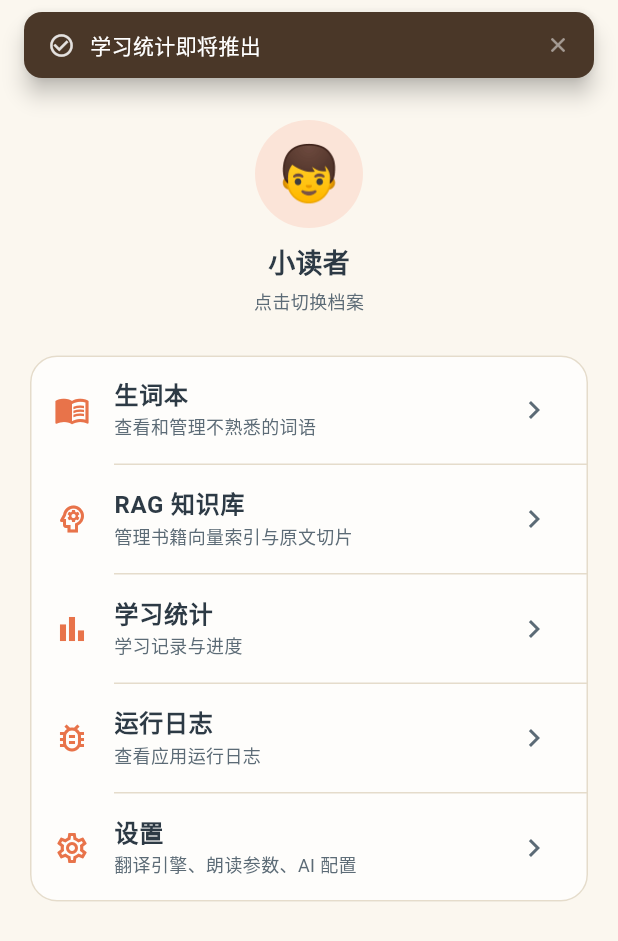
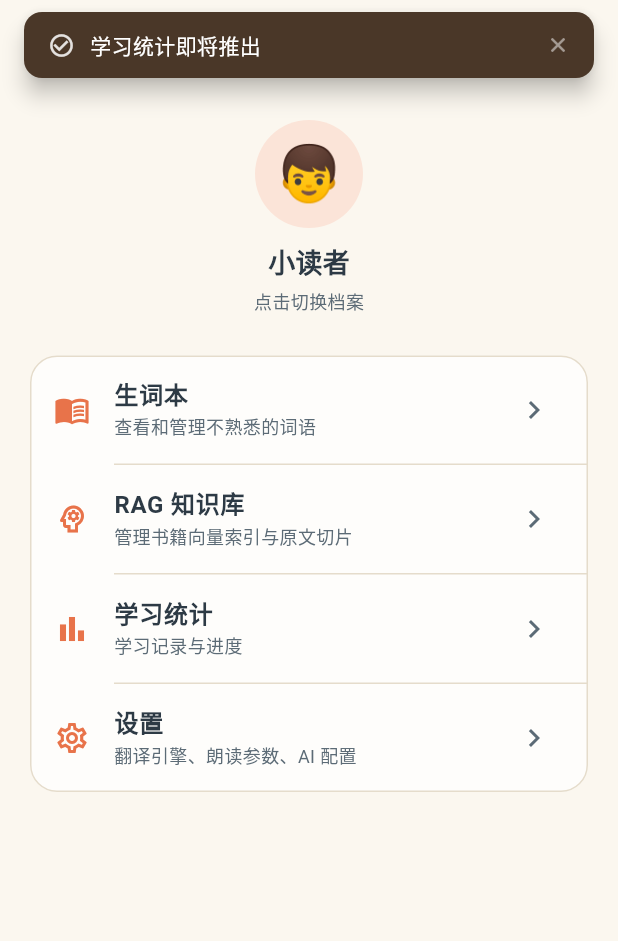
Before and after one commit to EasongChung/WiseMuse, a Flutter app: the ProfilePage screen opened directly, after a tap on "学习统计", on a phone screen of 412 x 824 dp. Shown: the top 941 px of the screen. Run offline on Flutter 3.47's test engine with Material 3 defaults, Android fonts, the phone set to English and light mode, and no system bars; our stand-ins replace file_picker, flutter_markdown, package_info_plus, permission_handler, shared_preferences, sqflite and 1 more; missing offline and left inert: pinyin; accounts and stored records are empty; Roboto replaces fonts that are missing (ZCOOLKuaiLe).

Commit message:
fix(v0.1.60): 调整运行日志入口

```diff
--- a/lib/features/profile/profile_page.dart
+++ b/lib/features/profile/profile_page.dart
@@ -3,7 +3,6 @@ import 'package:flutter/material.dart';
 import '../../core/models/profile.dart';
 import '../../core/theme/app_theme.dart';
 import '../../services/profile_service.dart';
-import '../debug/log_page.dart';
 import '../rag/rag_management_page.dart';
 import '../settings/settings_page.dart';
 import '../wordbook/wordbook_page.dart';
@@ -179,19 +178,7 @@ class _ProfilePageState extends State<ProfilePage> {
   @override
   Widget build(BuildContext context) {
     return Scaffold(
-      appBar: AppBar(
-        title: const Text('我的'),
-        actions: [
-          IconButton(
-            icon: const Icon(Icons.bug_report_outlined),
-            tooltip: '运行日志',
-            onPressed:
-                () => Navigator.of(
-                  context,
-                ).push(MaterialPageRoute(builder: (_) => const LogPage())),
-          ),
-        ],
-      ),
+      appBar: AppBar(title: const Text('我的')),
       body:
           _loaded
               ? _buildBody()
@@ -283,17 +270,6 @@ class _ProfilePageState extends State<ProfilePage> {
                       onTap: () {
                         TopToast.show(context, '学习统计即将推出');
                       },
-                    ),
-                    const Divider(height: 1, indent: 56),
-                    _buildEntry(
-                      context,
-                      icon: Icons.bug_report_outlined,
-                      title: '运行日志',
-                      subtitle: '查看应用运行日志',
-                      onTap:
-                          () => Navigator.of(context).push(
-                            MaterialPageRoute(builder: (_) => const LogPage()),
-                          ),
                     ),
                     const Divider(height: 1, indent: 56),
                     _buildEntry(
```
Also changed, not shown: lib/features/settings/settings_page.dart (+14 -1 lines).
